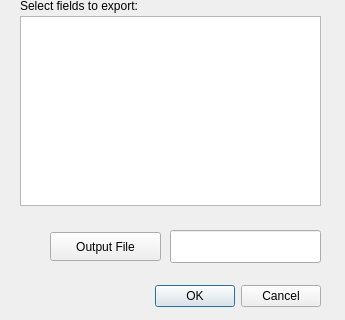
ptarroso/layer2kmz, file layer2kmz_dialog_base.ui: the form before one commit; both pictures show x 0 to 345 and y 140 to 460 of the 345 by 460 pixel window.
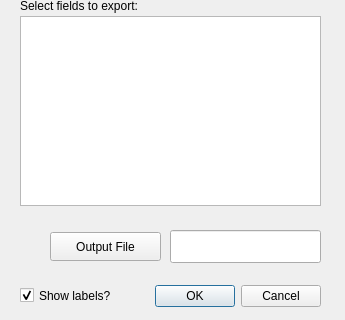
The form after the commit.

Commit message: Added show label option

```diff
--- a/layer2kmz_dialog_base.ui
+++ b/layer2kmz_dialog_base.ui
@@ -19,7 +19,7 @@
   <property name="maximumSize">
    <size>
     <width>345</width>
-    <height>460</height>
+    <height>465</height>
    </size>
   </property>
   <property name="windowTitle">
@@ -186,6 +186,22 @@
     <set>Qt::AlignRight|Qt::AlignTrailing|Qt::AlignVCenter</set>
    </property>
   </widget>
+  <widget class="QCheckBox" name="showLabel">
+   <property name="geometry">
+    <rect>
+     <x>20</x>
+     <y>423</y>
+     <width>121</width>
+     <height>25</height>
+    </rect>
+   </property>
+   <property name="text">
+    <string>Show labels?</string>
+   </property>
+   <property name="checked">
+    <bool>true</bool>
+   </property>
+  </widget>
  </widget>
  <tabstops>
   <tabstop>layerCombo</tabstop>
```
The commit also changes 3 other files.
